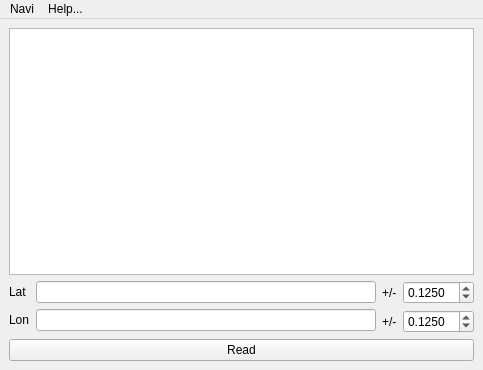
berndhs/navi, file ui/navi.ui: the form before one commit.
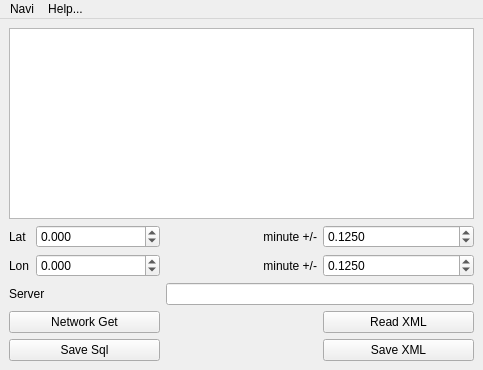
The form after the commit. Icons and pictures are not drawn.

The edit to the form file:
```diff
--- a/ui/navi.ui
+++ b/ui/navi.ui
@@ -19,42 +19,18 @@
   </property>
   <widget class="QWidget" name="centralwidget">
    <layout class="QGridLayout" name="gridLayout_2">
-    <item row="0" column="0">
+    <item row="0" column="0" colspan="3">
      <widget class="QTextBrowser" name="logDisplay"/>
     </item>
-    <item row="1" column="0">
+    <item row="1" column="0" colspan="3">
      <layout class="QGridLayout" name="gridLayout">
-      <item row="0" column="0" rowspan="2">
-       <layout class="QFormLayout" name="formLayout">
-        <property name="fieldGrowthPolicy">
-         <enum>QFormLayout::AllNonFixedFieldsGrow</enum>
-        </property>
-        <item row="0" column="0">
-         <widget class="QLabel" name="latLabel">
-          <property name="text">
-           <string>Lat</string>
-          </property>
-         </widget>
-        </item>
-        <item row="0" column="1">
-         <widget class="QLineEdit" name="latEdit"/>
-        </item>
-        <item row="1" column="0">
-         <widget class="QLabel" name="lonLabel">
-          <property name="text">
-           <string>Lon</string>
-          </property>
-         </widget>
-        </item>
-        <item row="1" column="1">
-         <widget class="QLineEdit" name="lonEdit"/>
-        </item>
-       </layout>
-      </item>
       <item row="0" column="1">
        <widget class="QLabel" name="label">
         <property name="text">
-         <string>+/-</string>
+         <string>minute +/-</string>
+        </property>
+        <property name="alignment">
+         <set>Qt::AlignRight|Qt::AlignTrailing|Qt::AlignVCenter</set>
         </property>
        </widget>
       </item>
@@ -77,7 +53,10 @@
       <item row="1" column="1">
        <widget class="QLabel" name="label_2">
         <property name="text">
-         <string>+/-</string>
+         <string>minute +/-</string>
+        </property>
+        <property name="alignment">
+         <set>Qt::AlignRight|Qt::AlignTrailing|Qt::AlignVCenter</set>
         </property>
        </widget>
       </item>
@@ -97,12 +76,93 @@
         </property>
        </widget>
       </item>
+      <item row="0" column="0" rowspan="2">
+       <layout class="QFormLayout" name="formLayout">
+        <item row="0" column="0">
+         <widget class="QLabel" name="latLabel">
+          <property name="text">
+           <string>Lat</string>
+          </property>
+         </widget>
+        </item>
+        <item row="0" column="1">
+         <widget class="QDoubleSpinBox" name="latValue">
+          <property name="decimals">
+           <number>3</number>
+          </property>
+          <property name="minimum">
+           <double>-90.000000000000000</double>
+          </property>
+          <property name="maximum">
+           <double>90.000000000000000</double>
+          </property>
+          <property name="singleStep">
+           <double>0.001000000000000</double>
+          </property>
+         </widget>
+        </item>
+        <item row="1" column="0">
+         <widget class="QLabel" name="lonLabel">
+          <property name="text">
+           <string>Lon</string>
+          </property>
+         </widget>
+        </item>
+        <item row="1" column="1">
+         <widget class="QDoubleSpinBox" name="lonValue">
+          <property name="decimals">
+           <number>3</number>
+          </property>
+          <property name="minimum">
+           <double>-180.000000000000000</double>
+          </property>
+          <property name="maximum">
+           <double>180.000000000000000</double>
+          </property>
+          <property name="singleStep">
+           <double>0.001000000000000</double>
+          </property>
+         </widget>
+        </item>
+       </layout>
+      </item>
      </layout>
     </item>
     <item row="2" column="0">
+     <widget class="QLabel" name="label_3">
+      <property name="text">
+       <string>Server</string>
+      </property>
+     </widget>
+    </item>
+    <item row="2" column="1" colspan="2">
+     <widget class="QLineEdit" name="serverEdit"/>
+    </item>
+    <item row="3" column="0">
      <widget class="QPushButton" name="readButton">
       <property name="text">
-       <string>Read</string>
+       <string>Network Get</string>
+      </property>
+     </widget>
+    </item>
+    <item row="3" column="2">
+     <widget class="QPushButton" name="xmlReadButton">
+      <property name="text">
+       <string>Read XML</string>
+      </property>
+     </widget>
+    </item>
+    <item row="4" column="2">
+     <widget class="QPushButton" name="saveButton">
+      <property name="text">
+       <string>Save XML</string>
+      </property>
+     </widget>
+    </item>
+    <item row="4" column="0">
+     <widget class="QPushButton" name="saveSqlButton">
+      <property name="text">
+       <string>Save Sql</string>
       </property>
      </widget>
     </item>
```
